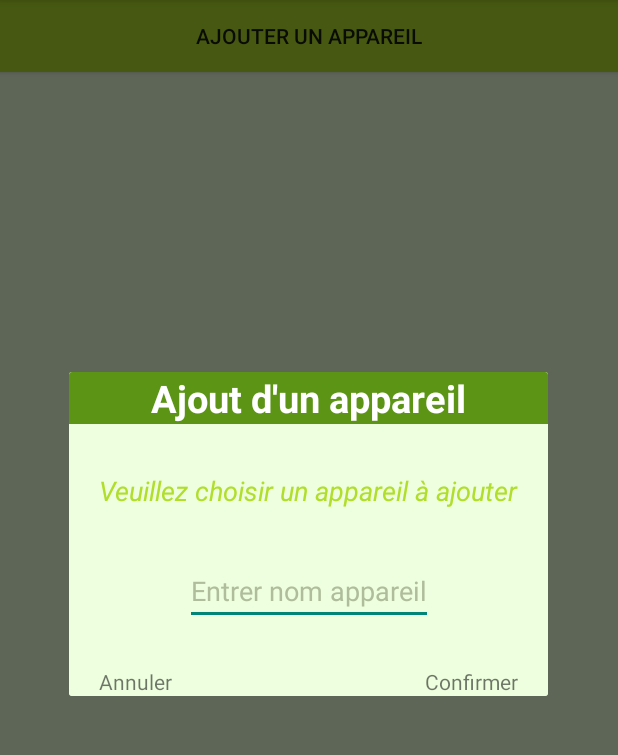
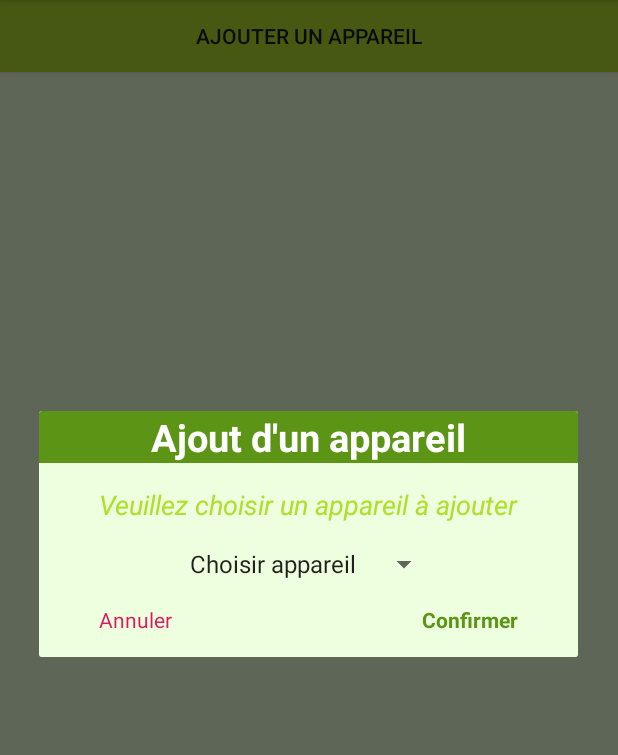
Before and after one commit to willeco/Link_easy, an Android app: the Device screen opened directly, with no data from a screen before it, after a tap on "AJOUTER UN APPAREIL", on a phone screen of 412 x 824 dp, the part 84-839 px from its top. Run offline under Robolectric (Android 15) with nearby library versions, the phone set to English and light mode, and no system bars; network calls fail.

Commit message:
Device : -Affichage PopUp terminé -Spinner créé sans bug (appareil selectionné pas encore affecté)

```diff
--- a/Linky2/app/src/main/java/fr/willy/linky/CustomPopUp.java
+++ b/Linky2/app/src/main/java/fr/willy/linky/CustomPopUp.java
@@ -15,10 +15,8 @@ public class CustomPopUp extends Dialog {
     //constructor
     public CustomPopUp(Activity activity)
     {
-        super(activity, R.style.Theme_AppCompat_DayNight_Dialog);
+        super(activity, R.style.Theme_AppCompat_DayNight_Dialog_Alert);
         setContentView(R.layout.my_popup_device_adding_template);
-        //this.title        = "Mon titre";
-        //this.subtitle     = "Mon sous titre";
         this.confirm_text = findViewById(R.id.confirm_text);
         this.cancel_text  = findViewById(R.id.cancel_text);
         this.titleView    = findViewById(R.id.device_popup_title);
@@ -35,7 +33,5 @@ public class CustomPopUp extends Dialog {
 
     public void test_bluid(){
         show();
-        //titleView.setText(title);
-        //subtitleView.setText(subtitle);
     }
 }
--- a/Linky2/app/src/main/java/fr/willy/linky/Device.java
+++ b/Linky2/app/src/main/java/fr/willy/linky/Device.java
@@ -72,32 +72,24 @@ public class Device extends AppCompatActivity {
         button_add_device.setOnClickListener(new View.OnClickListener() {
             @Override
             public void onClick(View v) {
-                /*
-                //creation d'un pop up pour ajouter un appareil
-                AlertDialog.Builder popup_device_adding = new AlertDialog.Builder(device);
-                popup_device_adding.setTitle("Ajout d'un appareil");
-                popup_device_adding.setMessage("Veuillez choisir votre appareil");
 
-                popup_device_adding.setPositiveButton("Ok", new DialogInterface.OnClickListener() {
+                final CustomPopUp customPopUp = new CustomPopUp(device);
+                customPopUp.getConfirm_text().setOnClickListener(new View.OnClickListener() {
                     @Override
-                    public void onClick(DialogInterface dialog, int which) {
-                        Toast.makeText(getApplicationContext(),"Votre appareil a bien été ajouté à votre liste", Toast.LENGTH_SHORT).show();
+                    public void onClick(View v) {
+                        Toast.makeText(getApplicationContext(),"Appareil ajouté à la liste", Toast.LENGTH_SHORT).show();
+                        customPopUp.dismiss();
                     }
                 });
 
-                popup_device_adding.setNegativeButton("Annuler", new DialogInterface.OnClickListener() {
+                customPopUp.getCancel_text().setOnClickListener(new View.OnClickListener() {
                     @Override
-                    public void onClick(DialogInterface dialog, int which) {
-                        Toast.makeText(getApplicationContext(),"Ajout de l'appreil annulé", Toast.LENGTH_SHORT).show();
+                    public void onClick(View v) {
+                        Toast.makeText(getApplicationContext(),"Ajout annulé", Toast.LENGTH_SHORT).show();
+                        customPopUp.dismiss();
                     }
                 });
 
-                popup_device_adding.show();
-                */
-
-                CustomPopUp customPopUp = new CustomPopUp(device);
-                //customPopUp.setTitle("Ajout d'un appareil");
-                //customPopUp.setTitle("Veuillez choisir un appareil");
                 customPopUp.test_bluid();
             }
         });
--- a/Linky2/app/src/main/res/layout/my_popup_device_adding_template.xml
+++ b/Linky2/app/src/main/res/layout/my_popup_device_adding_template.xml
@@ -26,7 +26,7 @@
         android:id="@+id/device_popup_subtitle"
         android:layout_width="wrap_content"
         android:layout_height="wrap_content"
-        android:layout_marginTop="32dp"
+        android:layout_marginTop="15dp"
         android:text="Veuillez choisir un appareil à ajouter"
         android:layout_marginEnd="20dp"
         android:layout_marginStart="20dp"
@@ -38,15 +38,12 @@
         app:layout_constraintStart_toStartOf="parent"
         app:layout_constraintTop_toBottomOf="@+id/device_popup_title" />
 
-    <EditText
+    <Spinner
         android:id="@+id/device_name"
         android:layout_width="wrap_content"
         android:layout_height="wrap_content"
-        android:layout_marginTop="32dp"
-        android:text="Entrer nom appareil"
-
-
-        android:textColor="@color/colorWidget"
+        android:layout_marginTop="15dp"
+        android:entries="@array/device_string"
         app:layout_constraintEnd_toEndOf="parent"
         app:layout_constraintStart_toStartOf="parent"
         app:layout_constraintTop_toBottomOf="@+id/device_popup_subtitle" />
@@ -56,6 +53,8 @@
         android:layout_width="wrap_content"
         android:layout_height="wrap_content"
         android:text="Confirmer"
+        android:textColor="@color/colorLinkyBar"
+        android:textStyle="bold"
         app:layout_constraintEnd_toEndOf="@+id/device_popup_subtitle"
         app:layout_constraintTop_toTopOf="@+id/cancel_text" />
 
@@ -63,8 +62,11 @@
         android:id="@+id/cancel_text"
         android:layout_width="wrap_content"
         android:layout_height="wrap_content"
-        android:layout_marginTop="28dp"
+        android:layout_marginTop="15dp"
+        android:layout_marginBottom="15dp"
         android:text="Annuler"
+        android:textColor="@color/colorAccent"
+        app:layout_constraintBottom_toBottomOf="parent"
         app:layout_constraintStart_toStartOf="@+id/device_popup_subtitle"
         app:layout_constraintTop_toBottomOf="@+id/device_name" />
 
--- a/Linky2/app/src/main/res/values/strings.xml
+++ b/Linky2/app/src/main/res/values/strings.xml
@@ -2,4 +2,13 @@
     <string name="app_name">Linkeasy</string>
     <string name="action_settings">Settings</string>
     <string name="title_activity_graph">Graph</string>
+
+    <array name="device_string">
+        <item>Choisir appareil</item>
+        <item>Lampe</item>
+        <item>Four</item>
+        <item>Télévision</item>
+        <item>Aspirateur</item>
+        <item>Frigo</item>
+    </array>
 </resources>
--- a/Linky2/build.gradle
+++ b/Linky2/build.gradle
@@ -7,7 +7,7 @@ buildscript {
 
     }
     dependencies {
-        classpath 'com.android.tools.build:gradle:3.5.3'
+        classpath 'com.android.tools.build:gradle:3.6.1'
 
         // NOTE: Do not place your application dependencies here; they belong
         // in the individual module build.gradle files
```
Also changed, not shown: Linky2/gradle/wrapper/gradle-wrapper.properties.
